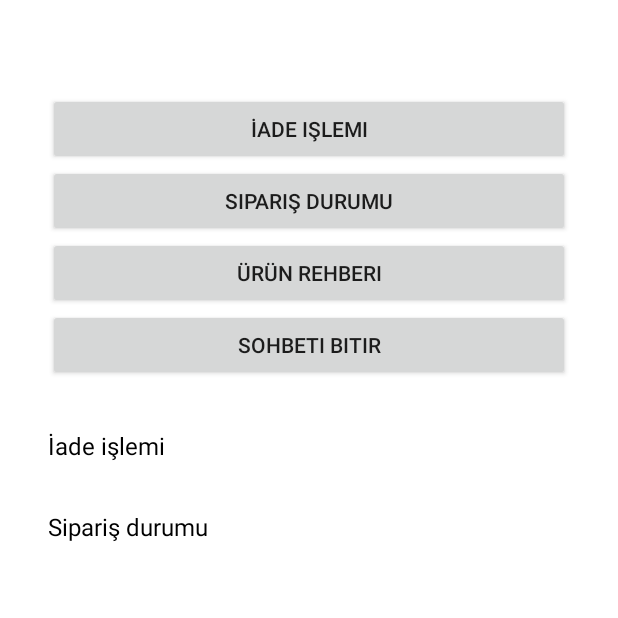
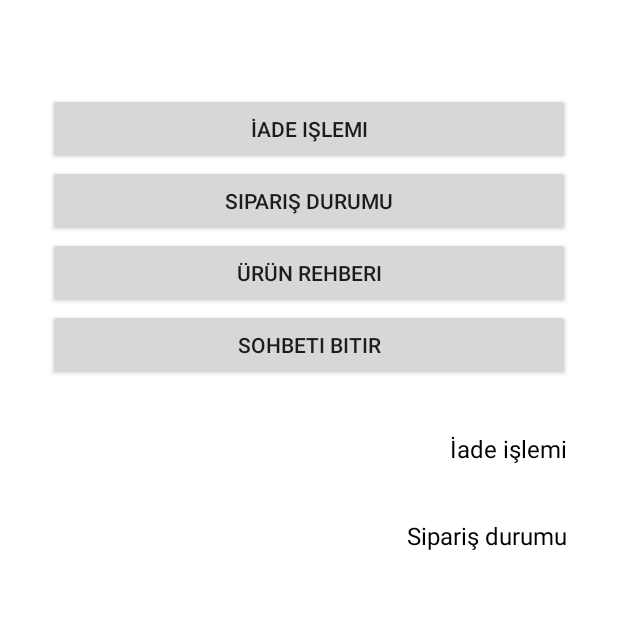
Before and after one commit to BugrahanBal/ChatBot2024, an Android app: the screen it shows after launch (MainActivity), after a tap on "SIPARIŞ DURUMU", on a phone screen of 412 x 824 dp, the top half of it. Run offline under Robolectric (Android 15) with nearby library versions, the phone set to English and light mode, and no system bars; our stand-ins replace Dagger/Hilt's generated code, Room's generated code; libraries missing offline, so code that uses them is left out: org.java_websocket.client, org.java_websocket.handshake; 2 statements that could not run were skipped; 1 other tap on this screen came first.

Commit message:
Kullanıcı mesajı sağa hizalanarak UI fix

```diff
--- a/app/src/main/java/com/balbugrahan/chatbot2024/ui/StepAdapter.kt
+++ b/app/src/main/java/com/balbugrahan/chatbot2024/ui/StepAdapter.kt
@@ -10,6 +10,7 @@ import com.balbugrahan.chatbot2024.data.model.Step
 import com.balbugrahan.chatbot2024.databinding.ItemButtonBinding
 import com.balbugrahan.chatbot2024.databinding.ItemImageBinding
 import com.balbugrahan.chatbot2024.databinding.ItemTextBinding
+import com.balbugrahan.chatbot2024.databinding.ItemTextUserBinding
 import com.bumptech.glide.Glide
 
 class StepAdapter(
@@ -37,12 +38,16 @@ class StepAdapter(
     override fun getItemCount() = steps.size
 
     override fun getItemViewType(position: Int): Int {
-        return when (steps[position].type) {
-            "text" -> 0
-            "button" -> 1
-            "image" -> 2
-            else -> -1
+        val type = when (steps[position].step) {
+            "user_message" -> 3
+            else -> when (steps[position].type) {
+                "text" -> 0
+                "button" -> 1
+                "image" -> 2
+                else -> -1
+            }
         }
+        return type
     }
 
     override fun onCreateViewHolder(parent: ViewGroup, viewType: Int): RecyclerView.ViewHolder {
@@ -50,6 +55,7 @@ class StepAdapter(
             0 -> TextViewHolder(ItemTextBinding.inflate(LayoutInflater.from(parent.context), parent, false))
             1 -> ButtonViewHolder(ItemButtonBinding.inflate(LayoutInflater.from(parent.context), parent, false))
             2 -> ImageViewHolder(ItemImageBinding.inflate(LayoutInflater.from(parent.context), parent, false))
+            3 -> TextViewHolderForUserMessage(ItemTextUserBinding.inflate(LayoutInflater.from(parent.context), parent, false))
             else -> throw IllegalArgumentException("Invalid view type")
         }
     }
@@ -60,6 +66,7 @@ class StepAdapter(
             is TextViewHolder -> holder.bind(step.content.text)
             is ButtonViewHolder -> holder.bind(step.content.buttons!!, buttonClickListener)
             is ImageViewHolder -> holder.bind(step.content.text)
+            is TextViewHolderForUserMessage -> holder.bind(step.content.text)
         }
     }
 
@@ -76,8 +83,9 @@ class StepAdapter(
                 val button = Button(binding.root.context).apply {
                     text = buttonAction.label
                     setOnClickListener {
+                        clickListener(buttonAction.action)
                         addUserMessage(buttonAction.label)
-                        clickListener(buttonAction.action)
+
                     }
                 }
                 binding.buttonContainer.addView(button)
@@ -90,4 +98,9 @@ class StepAdapter(
             Glide.with(binding.imageView.context).load(imageUrl).into(binding.imageView)
         }
     }
+    inner class TextViewHolderForUserMessage(private val binding: ItemTextUserBinding) : RecyclerView.ViewHolder(binding.root) {
+        fun bind(text: String) {
+            binding.textView.text = text
+        }
+    }
 }
--- /dev/null
+++ b/app/src/main/res/layout/item_text_user.xml
@@ -0,0 +1,17 @@
+<LinearLayout
+    xmlns:android="http://schemas.android.com/apk/res/android"
+    android:layout_width="match_parent"
+    android:layout_height="wrap_content"
+    android:orientation="horizontal"
+    android:gravity="end"
+    android:padding="8dp">
+
+    <TextView
+        android:id="@+id/textView"
+        android:layout_width="wrap_content"
+        android:layout_height="wrap_content"
+        android:padding="10dp"
+        android:text="Kullanıcı Mesajı"
+        android:textColor="@color/black"
+        android:textSize="16sp" />
+</LinearLayout>
```
